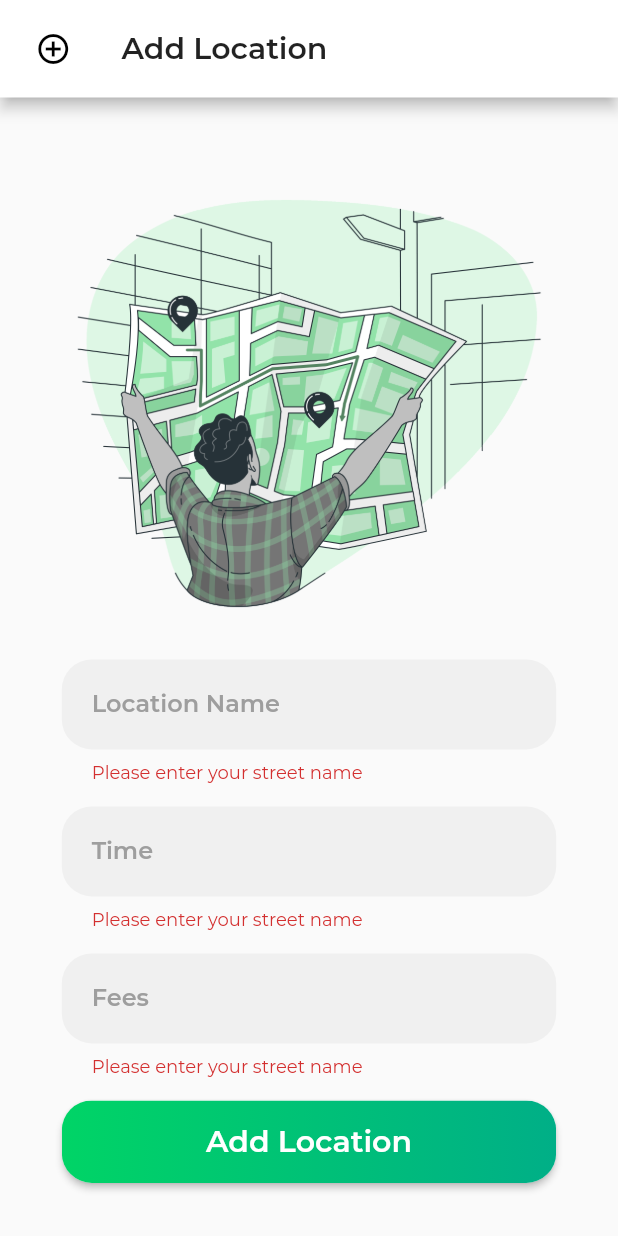
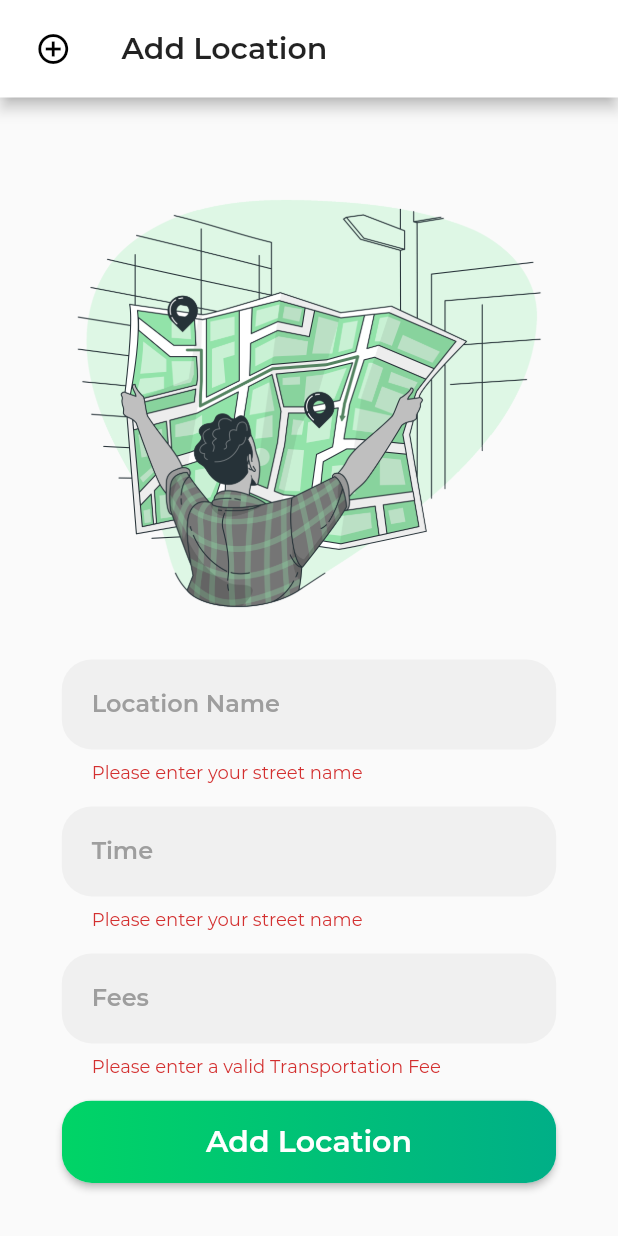
Before and after one commit to youssefdegweyy/mobile_development, a Flutter app: the AddLocation screen opened by its route, after a tap on "Add Location", on a phone screen of 412 x 824 dp. Run offline on Flutter 3.47's test engine with Material 2 defaults, Android fonts, the light colour scheme and no system bars; our stand-ins replace auto_size_text, awesome_notifications, firebase_auth, firebase_core, firebase_messaging, flutter_spinkit and 2 more; missing offline and left inert: confirm_dialog; accounts and stored records are empty; project files that could hold a hidden picture were left out.

Commit message:
Validations Admin

```diff
--- a/lib/screens/admin/add_category.dart
+++ b/lib/screens/admin/add_category.dart
@@ -86,7 +86,7 @@ class _AddCategoryState extends State<AddCategory> {
                         ),
                         validator: (value) {
                           if (value.isEmpty) {
-                            return 'Please enter your street name';
+                            return 'Please enter your Category name';
                           }
                           return null;
                         },
--- a/lib/screens/admin/add_location.dart
+++ b/lib/screens/admin/add_location.dart
@@ -1,4 +1,5 @@
 import 'package:flutter/material.dart';
+import 'package:flutter/services.dart';
 
 class AddLocation extends StatefulWidget {
   static const routeName = '/addLoc';
@@ -94,6 +95,7 @@ class _AddLocationState extends State<AddLocation> {
                     Padding(
                       padding: EdgeInsets.only(top: 15),
                       child: TextFormField(
+                        keyboardType: TextInputType.number,
                         decoration: new InputDecoration(
                           contentPadding: EdgeInsets.all(20),
                           isDense: true,
@@ -113,6 +115,9 @@ class _AddLocationState extends State<AddLocation> {
                           if (value.isEmpty) {
                             return 'Please enter your street name';
                           }
+                          if (int.tryParse(value) <= 0) {
+                            return 'Please enter a Time bigger than Zero, In Minutes';
+                          }
                           return null;
                         },
                       ),
@@ -120,6 +125,7 @@ class _AddLocationState extends State<AddLocation> {
                     Padding(
                       padding: EdgeInsets.only(top: 15),
                       child: TextFormField(
+                        keyboardType: TextInputType.number,
                         decoration: new InputDecoration(
                           contentPadding: EdgeInsets.all(20),
                           isDense: true,
@@ -137,7 +143,10 @@ class _AddLocationState extends State<AddLocation> {
                         ),
                         validator: (value) {
                           if (value.isEmpty) {
-                            return 'Please enter your street name';
+                            return 'Please enter a valid Transportation Fee';
+                          }
+                          if (int.tryParse(value) <= 0) {
+                            return 'Please enter a price bigger than Zero';
                           }
                           return null;
                         },
--- a/lib/screens/admin/add_main_menu_item.dart
+++ b/lib/screens/admin/add_main_menu_item.dart
@@ -9,6 +9,7 @@ class AddMainItem extends StatefulWidget {
 
 class _AddMainItemState extends State<AddMainItem> {
   final _formKey = GlobalKey<FormState>();
+  bool checkBoxValue = false;
 
   @override
   Widget build(BuildContext context) {
@@ -68,6 +69,7 @@ class _AddMainItemState extends State<AddMainItem> {
                     Padding(
                       padding: EdgeInsets.only(top: 15),
                       child: TextFormField(
+                        keyboardType: TextInputType.number,
                         decoration: new InputDecoration(
                           contentPadding: EdgeInsets.all(20),
                           isDense: true,
@@ -85,7 +87,10 @@ class _AddMainItemState extends State<AddMainItem> {
                         ),
                         validator: (value) {
                           if (value.isEmpty) {
-                            return 'Please enter your street name';
+                            return 'Please enter a Valid ID';
+                          }
+                          if (int.tryParse(value) <= 0) {
+                            return 'Please enter an ID Bigger than Zero';
                           }
                           return null;
                         },
@@ -94,6 +99,7 @@ class _AddMainItemState extends State<AddMainItem> {
                     Padding(
                       padding: EdgeInsets.only(top: 15),
                       child: TextFormField(
+                        keyboardType: TextInputType.number,
                         decoration: new InputDecoration(
                           contentPadding: EdgeInsets.all(20),
                           isDense: true,
@@ -111,7 +117,7 @@ class _AddMainItemState extends State<AddMainItem> {
                         ),
                         validator: (value) {
                           if (value.isEmpty) {
-                            return 'Please enter your street name';
+                            return 'Please enter A Valid Category ID';
                           }
                           return null;
                         },
@@ -137,7 +143,7 @@ class _AddMainItemState extends State<AddMainItem> {
                         ),
                         validator: (value) {
                           if (value.isEmpty) {
-                            return 'Please enter your street name';
+                            return 'Please enter A Valid Item Name';
                           }
                           return null;
                         },
@@ -146,10 +152,15 @@ class _AddMainItemState extends State<AddMainItem> {
                     Padding(
                         padding: EdgeInsets.only(top: 15),
                         child: CheckboxListTile(
-                          title: Text("Is Availaible"),
+                          title: Text("Is Available"),
                           secondary: Icon(Icons.event_available_outlined),
                           controlAffinity: ListTileControlAffinity.platform,
-                          value: false,
+                          value: checkBoxValue,
+                          onChanged: (bool value) {
+                            setState(() {
+                              checkBoxValue = value;
+                            });
+                          },
                         )),
                     Padding(
                       padding: EdgeInsets.only(top: 15),
@@ -173,7 +184,7 @@ class _AddMainItemState extends State<AddMainItem> {
                                   minWidth: 88.0, minHeight: 55),
                               alignment: Alignment.center,
                               child: Text(
-                                'Add Category',
+                                'Add Main Item',
                                 textAlign: TextAlign.center,
                                 style: TextStyle(
                                     color: Colors.white,
--- a/lib/screens/admin/add_sub_menu_item.dart
+++ b/lib/screens/admin/add_sub_menu_item.dart
@@ -9,6 +9,7 @@ class AddSubItem extends StatefulWidget {
 
 class _AddSubItemState extends State<AddSubItem> {
   final _formKey = GlobalKey<FormState>();
+  bool checkBoxValue = false;
 
   @override
   Widget build(BuildContext context) {
@@ -68,6 +69,7 @@ class _AddSubItemState extends State<AddSubItem> {
                     Padding(
                       padding: EdgeInsets.only(top: 15),
                       child: TextFormField(
+                        keyboardType: TextInputType.number,
                         decoration: new InputDecoration(
                           contentPadding: EdgeInsets.all(20),
                           isDense: true,
@@ -85,7 +87,10 @@ class _AddSubItemState extends State<AddSubItem> {
                         ),
                         validator: (value) {
                           if (value.isEmpty) {
-                            return 'Please enter your street name';
+                            return 'Please A Valid ID';
+                          }
+                          if (int.tryParse(value) <= 0) {
+                            return 'Please enter an ID Bigger than Zero';
                           }
                           return null;
                         },
@@ -111,7 +116,7 @@ class _AddSubItemState extends State<AddSubItem> {
                         ),
                         validator: (value) {
                           if (value.isEmpty) {
-                            return 'Please enter your street name';
+                            return 'Please enter A Valid Name';
                           }
                           return null;
                         },
@@ -139,7 +144,7 @@ class _AddSubItemState extends State<AddSubItem> {
                         ),
                         validator: (value) {
                           if (value.isEmpty) {
-                            return 'Please enter your street name';
+                            return 'Please enter a valid Description';
                           }
                           return null;
                         },
@@ -148,6 +153,7 @@ class _AddSubItemState extends State<AddSubItem> {
                     Padding(
                       padding: EdgeInsets.only(top: 15),
                       child: TextFormField(
+                        keyboardType: TextInputType.number,
                         decoration: new InputDecoration(
                           contentPadding: EdgeInsets.all(20),
                           isDense: true,
@@ -165,7 +171,11 @@ class _AddSubItemState extends State<AddSubItem> {
                         ),
                         validator: (value) {
                           if (value.isEmpty) {
-                            return 'Please enter your street name';
+                            return 'Please enter a valid Price';
+                          }
+
+                          if (int.tryParse(value) <= 0) {
+                            return 'Please enter a price bigger than Zero';
                           }
                           return null;
                         },
@@ -174,6 +184,7 @@ class _AddSubItemState extends State<AddSubItem> {
                     Padding(
                       padding: EdgeInsets.only(top: 15),
                       child: TextFormField(
+                        keyboardType: TextInputType.number,
                         decoration: new InputDecoration(
                           contentPadding: EdgeInsets.all(20),
                           isDense: true,
@@ -191,7 +202,7 @@ class _AddSubItemState extends State<AddSubItem> {
                         ),
                         validator: (value) {
                           if (value.isEmpty) {
-                            return 'Please enter your street name';
+                            return 'Please enter a valid Discount';
                           }
                           return null;
                         },
@@ -200,10 +211,15 @@ class _AddSubItemState extends State<AddSubItem> {
                     Padding(
                         padding: EdgeInsets.only(top: 15),
                         child: CheckboxListTile(
-                          title: Text("Is Availaible"),
+                          title: Text("Is Available"),
                           secondary: Icon(Icons.event_available_outlined),
                           controlAffinity: ListTileControlAffinity.platform,
-                          value: false,
+                          value: checkBoxValue,
+                          onChanged: (bool value) {
+                            setState(() {
+                              checkBoxValue = value;
+                            });
+                          },
                         )),
                     Padding(
                       padding: EdgeInsets.only(top: 15),
--- a/lib/screens/sign_in.dart
+++ b/lib/screens/sign_in.dart
@@ -198,7 +198,7 @@ class SignInScreenState extends State<SignInScreen> {
                                     await _auth.signIn(_email, _password);
                                     Navigator.pushReplacementNamed(
                                       context,
-                                      AddMainItem.routeName,
+                                      AddLocation.routeName,
                                     );
                                   } catch (e) {
                                     Scaffold.of(context).showSnackBar(
```
